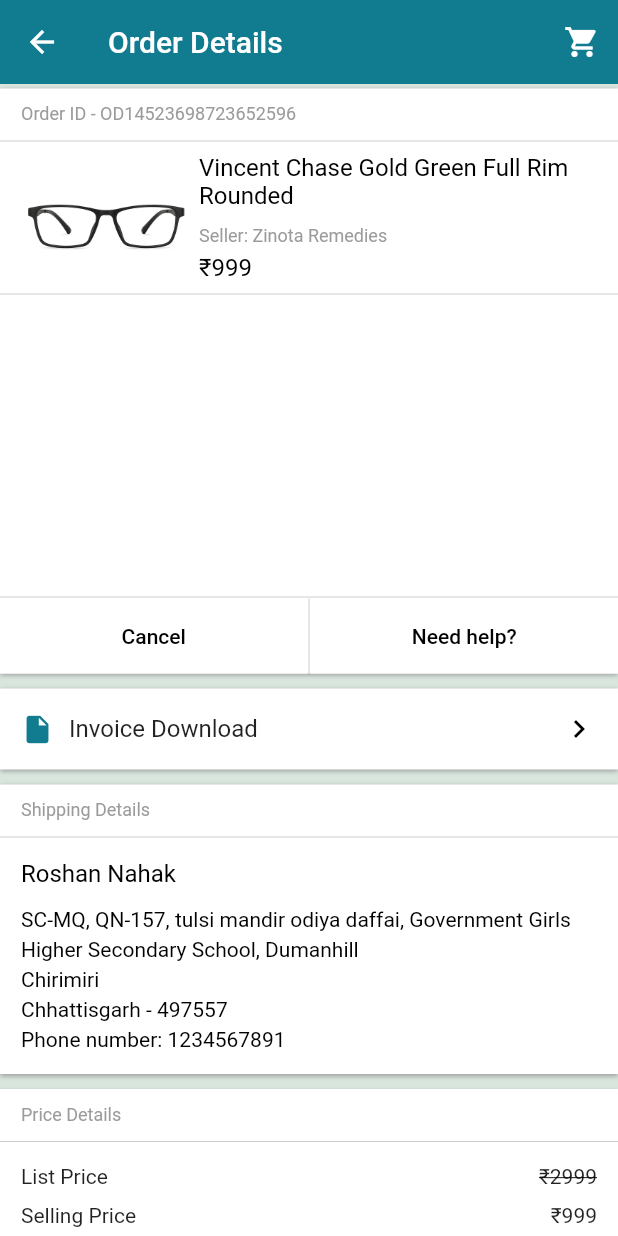
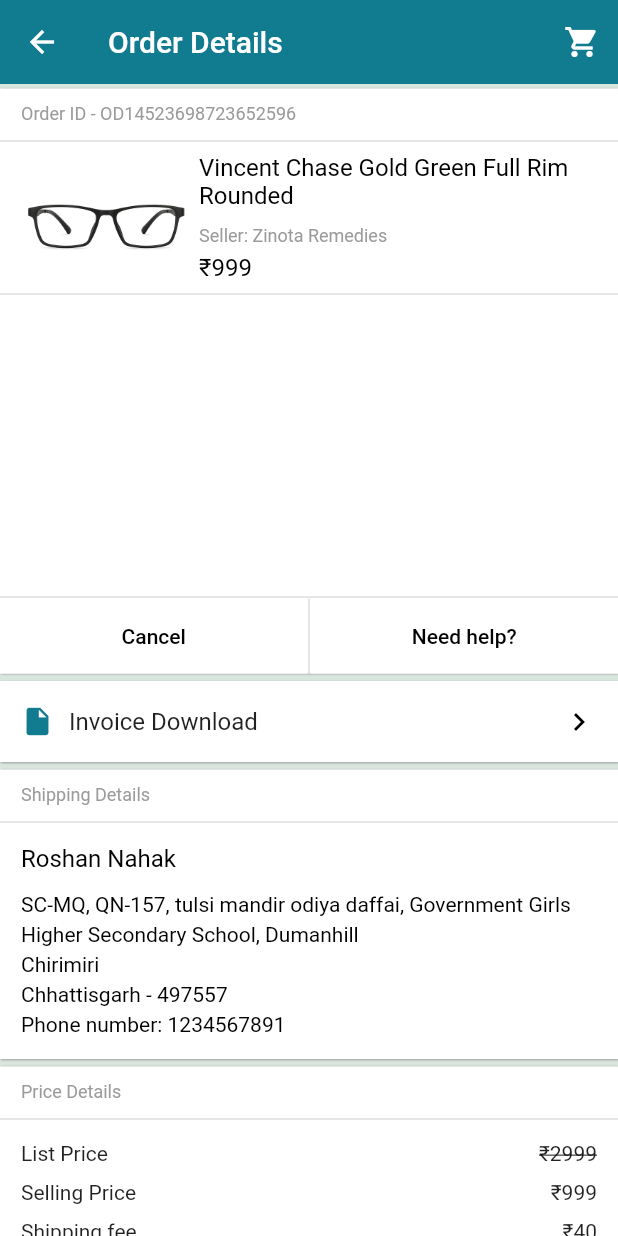
Before and after one commit to ybrut-software/zinotalens, a Flutter app: the OrderDetailsPage screen opened directly, on a phone screen of 412 x 824 dp. Run offline on Flutter 3.47's test engine with Material 2 defaults, Android fonts, the phone set to English and light mode, and no system bars; our stand-ins replace carousel_slider, flutter_screenutil.

Commit message:
change content container height and box shadow

```diff
--- a/lib/pages/order_details_page.dart
+++ b/lib/pages/order_details_page.dart
@@ -2,6 +2,7 @@
 import 'package:zinotalens/utils/images.dart';
 
 import '../utils/colors.dart';
+import '../widgets/values.dart';
 
 class OrderDetailsPage extends StatefulWidget {
   OrderDetailsPage({Key? key}) : super(key: key);
@@ -146,7 +147,7 @@
             ],
           ),
         ),
-        SizedBox(height: 10),
+        SizedBox(height: 5),
 
         //download invoice button
         Container(
@@ -174,7 +175,7 @@
           ),
         ),
 
-        SizedBox(height: 10),
+        SizedBox(height: 5),
 
         //shipping details section
         Container(
@@ -213,7 +214,7 @@
             ],
           ),
         ),
-        SizedBox(height: 10),
+        SizedBox(height: 5),
 
         //pricing details section
         Container(
@@ -279,12 +280,4 @@
       ]),
     );
   }
-
-  TextStyle addressTextStyle() =>
-      TextStyle(fontSize: 14, color: Colors.black, height: 1.4);
-
-  BoxDecoration contentContainerDecoration() =>
-      BoxDecoration(color: Colors.white, boxShadow: [
-        BoxShadow(color: Colors.gray, offset: Offset(0, 1), blurRadius: 2)
-      ]);
 }
--- a/lib/widgets/product_viewpage_widgets.dart
+++ b/lib/widgets/product_viewpage_widgets.dart
@@ -1,5 +1,6 @@
 import 'package:flutter/gestures.dart';
 import 'package:flutter/material.dart' hide Colors;
+import 'package:zinotalens/widgets/values.dart';
 
 import '../utils/colors.dart';
 import '../utils/images.dart';
@@ -10,10 +11,7 @@
   ProductViewPageWidget(this.context);
 
   Widget ProductImageSliderAndDesc() => Container(
-        decoration: BoxDecoration(color: Colors.white, boxShadow: [
-          BoxShadow(
-              color: Colors.gray, blurRadius: 0.5, offset: Offset(0.5, 0.5))
-        ]),
+        decoration: contentContainerDecoration(),
         child: Column(mainAxisSize: MainAxisSize.min, children: [
           Container(
             height: 340,
--- /dev/null
+++ b/lib/widgets/values.dart
@@ -0,0 +1,11 @@
+import 'package:flutter/material.dart' hide Colors;
+
+import '../utils/colors.dart';
+
+BoxDecoration contentContainerDecoration() =>
+    BoxDecoration(color: Colors.white, boxShadow: [
+      BoxShadow(color: Colors.gray, blurRadius: 0.5, offset: Offset(0.5, 0.5))
+    ]);
+
+TextStyle addressTextStyle() =>
+    TextStyle(fontSize: 14, color: Colors.black, height: 1.4);
```
